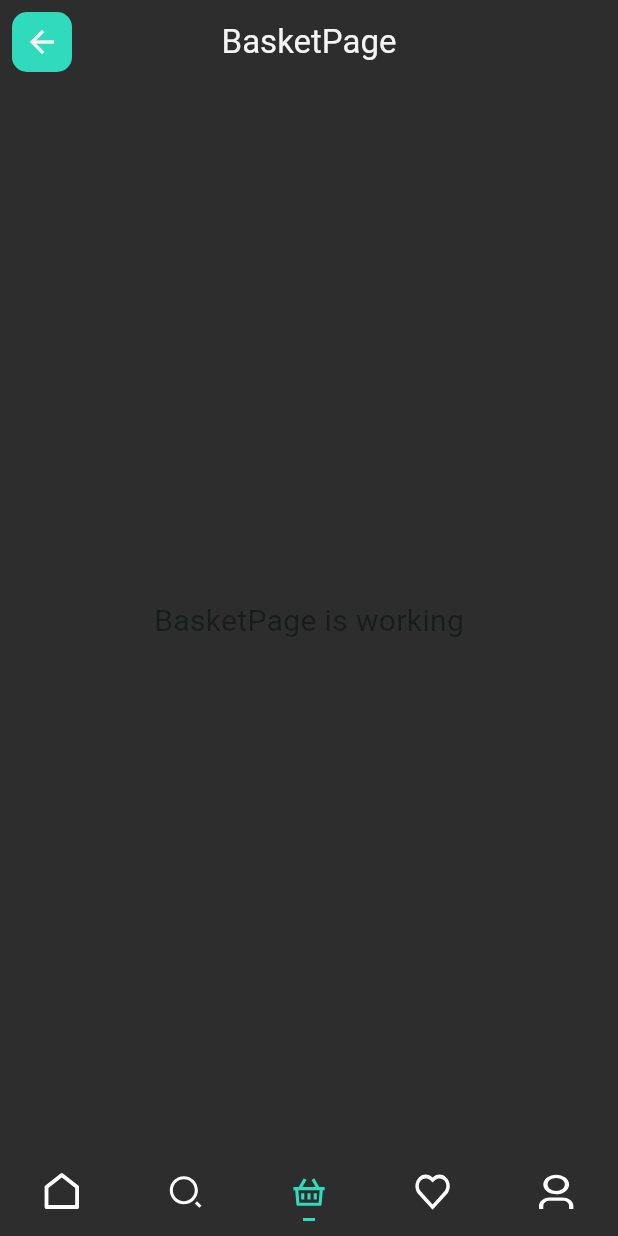
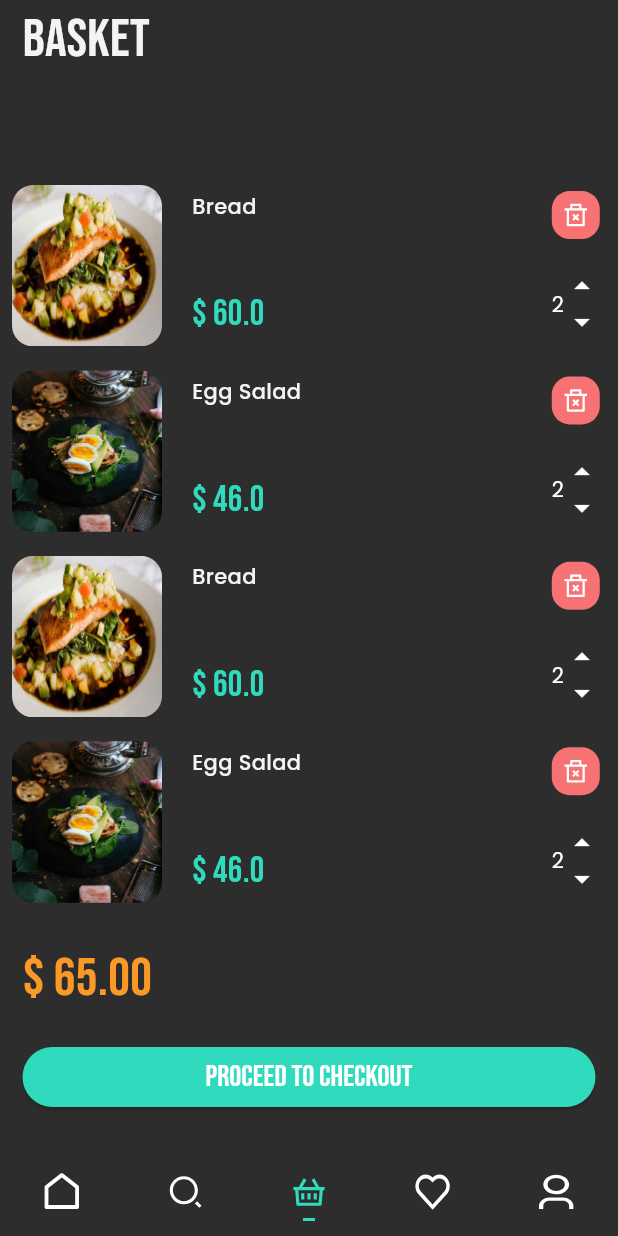
Before and after one commit to AVElfallah/food_e, a Flutter app: the BasketPage screen opened by its route, on a phone screen of 412 x 824 dp. Run offline on Flutter 3.47's test engine with Material 3 defaults, Android fonts, the light colour scheme and no system bars; our stand-ins replace animate_do, flutter_image_slideshow, flutter_svg, google_fonts; project files that could hold a hidden picture were left out.

Commit message:
create basket page

```diff
--- a/lib/helpers/assets_helper.dart
+++ b/lib/helpers/assets_helper.dart
@@ -26,4 +26,5 @@
   static const searchIcon = 'assets/svgs/search.svg';
   static const historyIcon = 'assets/svgs/history.svg';
   static const xIcon = 'assets/svgs/x.svg';
+  static const recycleIcon = 'assets/svgs/recycle.svg';
 }
--- a/lib/pages/basket/basket_page.dart
+++ b/lib/pages/basket/basket_page.dart
@@ -1,21 +1,112 @@
 import 'package:flutter/material.dart';
+import 'package:food_e/helpers/assets_helper.dart';
+import 'package:food_e/helpers/colors_helper.dart';
 import 'package:food_e/shared/layouts/shared_bottom_nav_layout.dart';
+import 'package:google_fonts/google_fonts.dart';
+
+import 'widgets/basket_component_widget.dart';
 
 class BasketPage extends StatelessWidget {
   const BasketPage({super.key});
 
   @override
   Widget build(BuildContext context) {
+    final height = MediaQuery.of(context).size.height;
     return Scaffold(
-      appBar: AppBar(
-        title: const Text('BasketPage'),
-        centerTitle: true,
-      ),
-      body: const Center(
-        child: Text(
-          'BasketPage is working',
-          style: TextStyle(fontSize: 20),
+      /*  appBar: PreferredSize(
+        preferredSize: const Size.fromHeight(100),
+        child: SafeArea(
+          child: Padding(
+            padding: const EdgeInsets.only(left: 15),
+            child: Text(
+              'BASKET',
+              style: GoogleFonts.bebasNeue(
+                fontSize: 36,
+                color: ColorsHelper.light,
+                fontWeight: FontWeight.w300,
+              ),
+            ),
+          ),
         ),
+      ), */
+      body: Stack(
+        children: [
+          //AppBar [START]
+          SafeArea(
+            child: Padding(
+              padding: const EdgeInsets.only(left: 15),
+              child: Text(
+                'BASKET',
+                style: GoogleFonts.bebasNeue(
+                  fontSize: 36,
+                  color: ColorsHelper.light,
+                  fontWeight: FontWeight.w300,
+                ),
+              ),
+            ),
+          ),
+          //AppBar [END]
+
+          // Basket body [START]
+          Container(
+            height: height * .6,
+            margin: EdgeInsets.only(top: height * .14),
+            child: ListView(
+              children: const [
+                BasketComponentWidget(
+                    price: 60,
+                    assetImage: AssetsHelper.mealOfBreadImage,
+                    name: 'Bread'),
+                BasketComponentWidget(),
+                BasketComponentWidget(
+                    price: 60,
+                    assetImage: AssetsHelper.mealOfBreadImage,
+                    name: 'Bread'),
+                BasketComponentWidget(),
+                BasketComponentWidget(
+                    price: 60,
+                    assetImage: AssetsHelper.mealOfBreadImage,
+                    name: 'Bread'),
+              ],
+            ),
+          ),
+
+          //Basket body [END]
+
+          //check out button [START]
+          Padding(
+            padding: const EdgeInsets.only(bottom: 30),
+            child: Align(
+              alignment: Alignment.bottomCenter,
+              child: SizedBox(
+                height: height * .14,
+                child: Column(
+                  mainAxisAlignment: MainAxisAlignment.spaceBetween,
+                  crossAxisAlignment: CrossAxisAlignment.start,
+                  children: [
+                    Text(
+                      '\$ 65.00',
+                      style: GoogleFonts.bebasNeue(
+                        fontSize: 36,
+                        color: ColorsHelper.secondary,
+                        fontWeight: FontWeight.w300,
+                      ),
+                    ),
+                    ElevatedButton(
+                      onPressed: () {
+                        //TODO -  add checkout button action
+                      },
+                      child: const Text(
+                        'PROCEED TO CHECKOUT',
+                      ),
+                    ),
+                  ],
+                ),
+              ),
+            ),
+          )
+          //Check out button [END]
+        ],
       ),
       bottomNavigationBar: const SharedBottomNavLayout(currentIndex: 2),
     );
--- /dev/null
+++ b/lib/pages/basket/widgets/basket_component_widget.dart
@@ -0,0 +1,135 @@
+import 'package:flutter/material.dart';
+import 'package:flutter/widgets.dart';
+import 'package:flutter_svg/flutter_svg.dart';
+import 'package:google_fonts/google_fonts.dart';
+
+import '../../../helpers/assets_helper.dart';
+import '../../../helpers/colors_helper.dart';
+
+class BasketComponentWidget extends StatelessWidget {
+  const BasketComponentWidget(
+      {super.key, this.assetImage, this.name, this.price, this.quantity});
+  final String? assetImage;
+  final String? name;
+  final double? price;
+  final int? quantity;
+
+  @override
+  Widget build(BuildContext context) {
+    ValueNotifier<int> intVal = ValueNotifier<int>(quantity ?? 2);
+    final height = MediaQuery.of(context).size.height;
+    return ValueListenableBuilder<int>(
+      valueListenable: intVal,
+      builder: (context, currentValue, changeState) {
+        return SizedBox(
+          height: height * .15,
+          child: Row(
+            children: [
+              //image [START]
+              Container(
+                width: 100,
+                margin: const EdgeInsets.all(8),
+                decoration: BoxDecoration(
+                  borderRadius: BorderRadius.circular(14),
+                  image: DecorationImage(
+                    image: AssetImage(
+                      assetImage ?? AssetsHelper.mealOfEggImage,
+                    ),
+                    fit: BoxFit.fill,
+                  ),
+                ),
+              ),
+
+              //image [END]
+
+              // price and name column [START]
+              Padding(
+                padding: const EdgeInsets.all(12.0),
+                child: Column(
+                  crossAxisAlignment: CrossAxisAlignment.start,
+                  mainAxisAlignment: MainAxisAlignment.spaceBetween,
+                  children: [
+                    Text(
+                      name ?? 'Egg Salad',
+                      style: GoogleFonts.poppins(
+                        fontSize: 14,
+                        fontWeight: FontWeight.w500,
+                        color: ColorsHelper.light,
+                      ),
+                    ),
+                    Text(
+                      '\$ ${price ?? 46.00}',
+                      style: GoogleFonts.bebasNeue(
+                        fontSize: 24,
+                        color: ColorsHelper.primary,
+                      ),
+                    ),
+                  ],
+                ),
+              )
+              //price and name column [END]
+              ,
+              const Spacer(),
+              //count and delete button column [START]
+              Padding(
+                padding: const EdgeInsets.all(12),
+                child: Column(
+                  children: [
+                    Container(
+                      padding: const EdgeInsets.all(8),
+                      decoration: BoxDecoration(
+                        color: ColorsHelper.alertError,
+                        borderRadius: BorderRadius.circular(12),
+                      ),
+                      child: SvgPicture.asset(
+                        AssetsHelper.recycleIcon,
+                      ),
+                    ),
+                    const Spacer(),
+                    Row(
+                      children: [
+                        Text(
+                          '$currentValue',
+                          style: GoogleFonts.poppins(
+                            fontSize: 14,
+                            color: Colors.white,
+                          ),
+                        ),
+                        Column(
+                          children: [
+                            GestureDetector(
+                              onTap: () {
+                                intVal.value += 1;
+                              },
+                              child: const Icon(
+                                Icons.arrow_drop_up,
+                                color: Colors.white,
+                              ),
+                            ),
+                            GestureDetector(
+                              onTap: () {
+                                intVal.value -= 1;
+                                intVal.value < 0
+                                    ? intVal.value = 0
+                                    : intVal.value;
+                              },
+                              child: const Icon(
+                                Icons.arrow_drop_down,
+                                color: Colors.white,
+                              ),
+                            )
+                          ],
+                        ),
+                      ],
+                    ),
+                  ],
+                ),
+              )
+              //count and delete button [END]
+            ],
+          ),
+        );
+      },
+    );
+  }
+}
```
Also changed, not shown: assets/svgs/recycle.svg (added).
